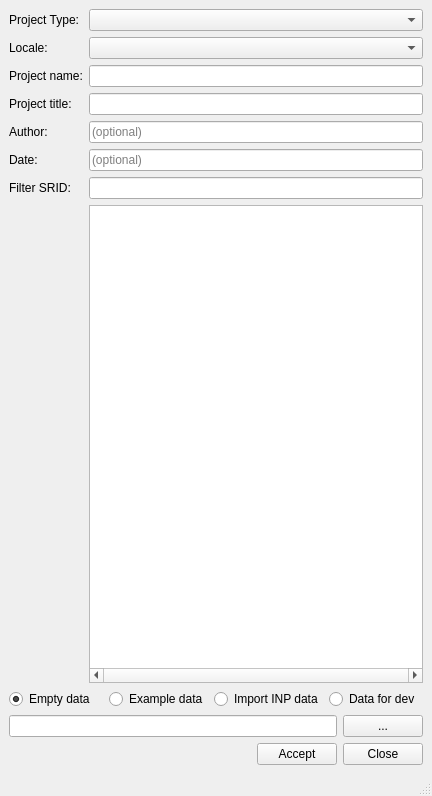
Above: ui/readsql_create_project.ui from Giswater/giswater_qgis_plugin before the change. Below: the same form after it.
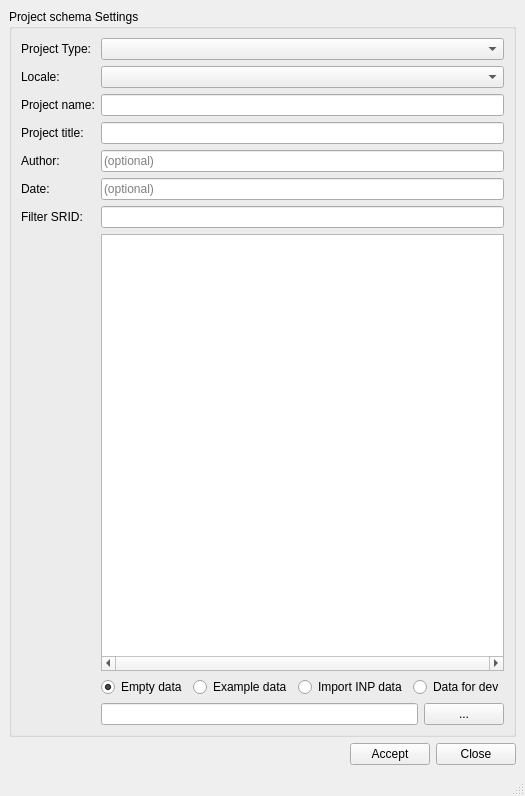
That is the form after the change.

Commit message: Enhancement: Project manager dialogs

Patch:
```diff
--- a/ui/readsql_create_project.ui
+++ b/ui/readsql_create_project.ui
@@ -6,7 +6,7 @@
    <rect>
     <x>0</x>
     <y>0</y>
-    <width>432</width>
+    <width>481</width>
     <height>796</height>
    </rect>
   </property>
@@ -15,182 +15,14 @@
   </property>
   <widget class="QWidget" name="centralwidget">
    <layout class="QGridLayout" name="gridLayout">
-    <item row="18" column="0" colspan="4">
-     <layout class="QHBoxLayout" name="horizontalLayout">
-      <item>
-       <widget class="QRadioButton" name="rdb_data">
-        <property name="text">
-         <string>Empty data</string>
-        </property>
-        <property name="checked">
-         <bool>true</bool>
-        </property>
-       </widget>
-      </item>
-      <item>
-       <widget class="QRadioButton" name="rdb_sample">
-        <property name="text">
-         <string>Example data</string>
-        </property>
-       </widget>
-      </item>
-      <item>
-       <widget class="QRadioButton" name="rdb_import_data">
-        <property name="enabled">
-         <bool>true</bool>
-        </property>
-        <property name="text">
-         <string>Import INP data</string>
-        </property>
-       </widget>
-      </item>
-      <item>
-       <widget class="QRadioButton" name="rdb_sample_dev">
-        <property name="text">
-         <string>Data for dev</string>
-        </property>
-       </widget>
-      </item>
-     </layout>
-    </item>
-    <item row="21" column="2">
-     <widget class="QPushButton" name="btn_accept">
-      <property name="text">
-       <string>Accept</string>
-      </property>
-     </widget>
-    </item>
-    <item row="2" column="1" colspan="3">
-     <widget class="QComboBox" name="cmb_locale"/>
-    </item>
-    <item row="1" column="1" colspan="3">
-     <widget class="QComboBox" name="cmb_create_project_type"/>
-    </item>
-    <item row="20" column="3">
-     <widget class="QPushButton" name="btn_push_file">
-      <property name="enabled">
-       <bool>true</bool>
-      </property>
-      <property name="text">
-       <string>...</string>
-      </property>
-     </widget>
-    </item>
-    <item row="6" column="0">
-     <widget class="QLabel" name="lbl_date">
-      <property name="layoutDirection">
-       <enum>Qt::LeftToRight</enum>
-      </property>
-      <property name="text">
-       <string>Date:</string>
-      </property>
-      <property name="alignment">
-       <set>Qt::AlignLeading|Qt::AlignLeft|Qt::AlignVCenter</set>
-      </property>
-     </widget>
-    </item>
-    <item row="5" column="0">
-     <widget class="QLabel" name="lbl_author">
-      <property name="layoutDirection">
-       <enum>Qt::LeftToRight</enum>
-      </property>
-      <property name="text">
-       <string>Author:</string>
-      </property>
-      <property name="alignment">
-       <set>Qt::AlignLeading|Qt::AlignLeft|Qt::AlignVCenter</set>
-      </property>
-     </widget>
-    </item>
-    <item row="20" column="0" colspan="3">
-     <widget class="QLineEdit" name="data_file">
-      <property name="readOnly">
-       <bool>true</bool>
-      </property>
-     </widget>
-    </item>
-    <item row="4" column="0">
-     <widget class="QLabel" name="lbl_project_title">
-      <property name="layoutDirection">
-       <enum>Qt::LeftToRight</enum>
-      </property>
-      <property name="text">
-       <string>Project title:</string>
-      </property>
-      <property name="alignment">
-       <set>Qt::AlignJustify|Qt::AlignVCenter</set>
-      </property>
-     </widget>
-    </item>
-    <item row="3" column="0">
-     <widget class="QLabel" name="lbl_project_name">
-      <property name="layoutDirection">
-       <enum>Qt::LeftToRight</enum>
-      </property>
-      <property name="text">
-       <string>Project name:</string>
-      </property>
-      <property name="alignment">
-       <set>Qt::AlignLeading|Qt::AlignLeft|Qt::AlignVCenter</set>
-      </property>
-     </widget>
-    </item>
-    <item row="2" column="0">
-     <widget class="QLabel" name="label_2">
-      <property name="layoutDirection">
-       <enum>Qt::LeftToRight</enum>
-      </property>
-      <property name="text">
-       <string>Locale:</string>
-      </property>
-      <property name="alignment">
-       <set>Qt::AlignLeading|Qt::AlignLeft|Qt::AlignVCenter</set>
-      </property>
-     </widget>
-    </item>
-    <item row="1" column="0">
-     <widget class="QLabel" name="label">
-      <property name="sizePolicy">
-       <sizepolicy hsizetype="Maximum" vsizetype="Preferred">
-        <horstretch>0</horstretch>
-        <verstretch>0</verstretch>
-       </sizepolicy>
-      </property>
-      <property name="text">
-       <string>Project Type:</string>
-      </property>
-      <property name="alignment">
-       <set>Qt::AlignRight|Qt::AlignTrailing|Qt::AlignVCenter</set>
-      </property>
-     </widget>
-    </item>
-    <item row="21" column="3">
+    <item row="3" column="3">
      <widget class="QPushButton" name="btn_close">
       <property name="text">
        <string>Close</string>
       </property>
      </widget>
     </item>
-    <item row="4" column="1" colspan="3">
-     <widget class="QLineEdit" name="project_title"/>
-    </item>
-    <item row="3" column="1" colspan="3">
-     <widget class="QLineEdit" name="project_name"/>
-    </item>
-    <item row="5" column="1" colspan="3">
-     <widget class="QLineEdit" name="author">
-      <property name="sizePolicy">
-       <sizepolicy hsizetype="Expanding" vsizetype="Fixed">
-        <horstretch>0</horstretch>
-        <verstretch>0</verstretch>
-       </sizepolicy>
-      </property>
-      <property name="placeholderText">
-       <string>(optional)</string>
-      </property>
-     </widget>
-    </item>
-    <item row="21" column="1">
+    <item row="3" column="1">
      <spacer name="horizontalSpacer">
       <property name="orientation">
        <enum>Qt::Horizontal</enum>
@@ -203,7 +35,42 @@
       </property>
      </spacer>
     </item>
-    <item row="6" column="1" colspan="3">
+    <item row="0" column="0" colspan="4">
+     <widget class="QGroupBox" name="groupBox">
+      <property name="title">
+       <string>Project schema Settings</string>
+      </property>
+      <layout class="QGridLayout" name="gridLayout_2">
+       <item row="0" column="1">
+        <widget class="QComboBox" name="cmb_create_project_type"/>
+       </item>
+       <item row="5" column="0">
+        <widget class="QLabel" name="lbl_project_title">
+         <property name="layoutDirection">
+          <enum>Qt::LeftToRight</enum>
+         </property>
+         <property name="text">
+          <string>Project title:</string>
+         </property>
+         <property name="alignment">
+          <set>Qt::AlignJustify|Qt::AlignVCenter</set>
+         </property>
+        </widget>
+       </item>
+       <item row="6" column="1">
+        <widget class="QLineEdit" name="author">
+         <property name="sizePolicy">
+          <sizepolicy hsizetype="Expanding" vsizetype="Fixed">
+           <horstretch>0</horstretch>
+           <verstretch>0</verstretch>
+          </sizepolicy>
+         </property>
+         <property name="placeholderText">
+          <string>(optional)</string>
+         </property>
+        </widget>
+       </item>
+       <item row="7" column="1">
      <widget class="QLineEdit" name="date">
       <property name="font">
        <font>
@@ -215,17 +82,78 @@
       </property>
      </widget>
     </item>
-    <item row="7" column="0">
+       <item row="8" column="0">
      <widget class="QLabel" name="lbl_filter">
       <property name="text">
        <string>Filter SRID:</string>
       </property>
      </widget>
     </item>
-    <item row="7" column="1" colspan="3">
+       <item row="8" column="1">
      <widget class="QLineEdit" name="srid_id"/>
     </item>
-    <item row="8" column="1" colspan="3">
+       <item row="2" column="1">
+        <widget class="QComboBox" name="cmb_locale"/>
+       </item>
+       <item row="5" column="1">
+        <widget class="QLineEdit" name="project_title"/>
+       </item>
+       <item row="6" column="0">
+        <widget class="QLabel" name="lbl_author">
+         <property name="layoutDirection">
+          <enum>Qt::LeftToRight</enum>
+         </property>
+         <property name="text">
+          <string>Author:</string>
+         </property>
+         <property name="alignment">
+          <set>Qt::AlignLeading|Qt::AlignLeft|Qt::AlignVCenter</set>
+         </property>
+        </widget>
+       </item>
+       <item row="4" column="0">
+        <widget class="QLabel" name="lbl_project_name">
+         <property name="layoutDirection">
+          <enum>Qt::LeftToRight</enum>
+         </property>
+         <property name="text">
+          <string>Project name:</string>
+         </property>
+         <property name="alignment">
+          <set>Qt::AlignLeading|Qt::AlignLeft|Qt::AlignVCenter</set>
+         </property>
+        </widget>
+       </item>
+       <item row="7" column="0">
+        <widget class="QLabel" name="lbl_date">
+         <property name="layoutDirection">
+          <enum>Qt::LeftToRight</enum>
+         </property>
+         <property name="text">
+          <string>Date:</string>
+         </property>
+         <property name="alignment">
+          <set>Qt::AlignLeading|Qt::AlignLeft|Qt::AlignVCenter</set>
+         </property>
+        </widget>
+       </item>
+       <item row="2" column="0">
+        <widget class="QLabel" name="label_2">
+         <property name="layoutDirection">
+          <enum>Qt::LeftToRight</enum>
+         </property>
+         <property name="text">
+          <string>Locale:</string>
+         </property>
+         <property name="alignment">
+          <set>Qt::AlignLeading|Qt::AlignLeft|Qt::AlignVCenter</set>
+         </property>
+        </widget>
+       </item>
+       <item row="4" column="1">
+        <widget class="QLineEdit" name="project_name"/>
+       </item>
+       <item row="9" column="1">
      <widget class="QTableView" name="tbl_srid">
       <property name="verticalScrollBarPolicy">
        <enum>Qt::ScrollBarAsNeeded</enum>
@@ -268,6 +196,122 @@
       </attribute>
      </widget>
     </item>
+       <item row="0" column="0">
+        <widget class="QLabel" name="label">
+         <property name="sizePolicy">
+          <sizepolicy hsizetype="Maximum" vsizetype="Preferred">
+           <horstretch>0</horstretch>
+           <verstretch>0</verstretch>
+          </sizepolicy>
+         </property>
+         <property name="text">
+          <string>Project Type:</string>
+         </property>
+         <property name="alignment">
+          <set>Qt::AlignRight|Qt::AlignTrailing|Qt::AlignVCenter</set>
+         </property>
+        </widget>
+       </item>
+       <item row="10" column="1">
+        <layout class="QHBoxLayout" name="horizontalLayout_2">
+         <item>
+          <widget class="QRadioButton" name="rdb_data">
+           <property name="text">
+            <string>Empty data</string>
+           </property>
+           <property name="checked">
+            <bool>true</bool>
+           </property>
+          </widget>
+         </item>
+         <item>
+          <widget class="QRadioButton" name="rdb_sample">
+           <property name="text">
+            <string>Example data</string>
+           </property>
+          </widget>
+         </item>
+         <item>
+          <widget class="QRadioButton" name="rdb_import_data">
+           <property name="enabled">
+            <bool>true</bool>
+           </property>
+           <property name="text">
+            <string>Import INP data</string>
+           </property>
+          </widget>
+         </item>
+         <item>
+          <widget class="QRadioButton" name="rdb_sample_dev">
+           <property name="text">
+            <string>Data for dev</string>
+           </property>
+          </widget>
+         </item>
+        </layout>
+       </item>
+       <item row="11" column="1">
+        <layout class="QHBoxLayout" name="horizontalLayout">
+         <item>
+          <widget class="QLineEdit" name="data_file">
+           <property name="readOnly">
+            <bool>true</bool>
+           </property>
+          </widget>
+         </item>
+         <item>
+          <widget class="QPushButton" name="btn_push_file">
+           <property name="enabled">
+            <bool>true</bool>
+           </property>
+           <property name="text">
+            <string>...</string>
+           </property>
+          </widget>
+         </item>
+        </layout>
+       </item>
+      </layout>
+      <zorder>tbl_srid</zorder>
+      <zorder>project_name</zorder>
+      <zorder>lbl_author</zorder>
+      <zorder>cmb_locale</zorder>
+      <zorder>lbl_date</zorder>
+      <zorder>lbl_project_title</zorder>
+      <zorder>srid_id</zorder>
+      <zorder>author</zorder>
+      <zorder>label_2</zorder>
+      <zorder>date</zorder>
+      <zorder>lbl_project_name</zorder>
+      <zorder>project_title</zorder>
+      <zorder>lbl_filter</zorder>
+      <zorder></zorder>
+      <zorder>tbl_srid</zorder>
+      <zorder>project_name</zorder>
+      <zorder>lbl_author</zorder>
+      <zorder>cmb_locale</zorder>
+      <zorder>lbl_date</zorder>
+      <zorder>lbl_project_title</zorder>
+      <zorder>srid_id</zorder>
+      <zorder>author</zorder>
+      <zorder>label_2</zorder>
+      <zorder>date</zorder>
+      <zorder>lbl_project_name</zorder>
+      <zorder>project_title</zorder>
+      <zorder>lbl_filter</zorder>
+      <zorder>label</zorder>
+      <zorder>cmb_create_project_type</zorder>
+      <zorder>horizontalLayoutWidget</zorder>
+      <zorder>horizontalLayoutWidget_2</zorder>
+     </widget>
+    </item>
+    <item row="3" column="2">
+     <widget class="QPushButton" name="btn_accept">
+      <property name="text">
+       <string>Accept</string>
+      </property>
+     </widget>
+    </item>
    </layout>
   </widget>
   <widget class="QStatusBar" name="statusbar"/>
```
Left out of the diff: 12 changed lines with no effect on the pictures. Lines whose indentation alone changed are shown as unchanged. The commit also changes 1 other file.
